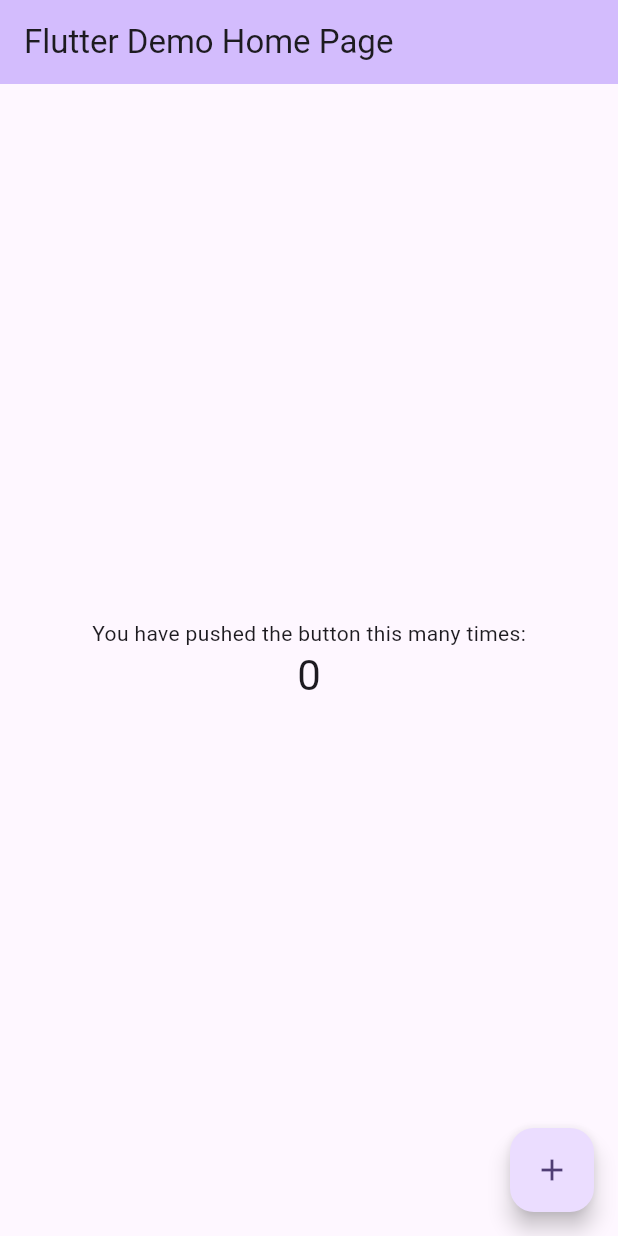
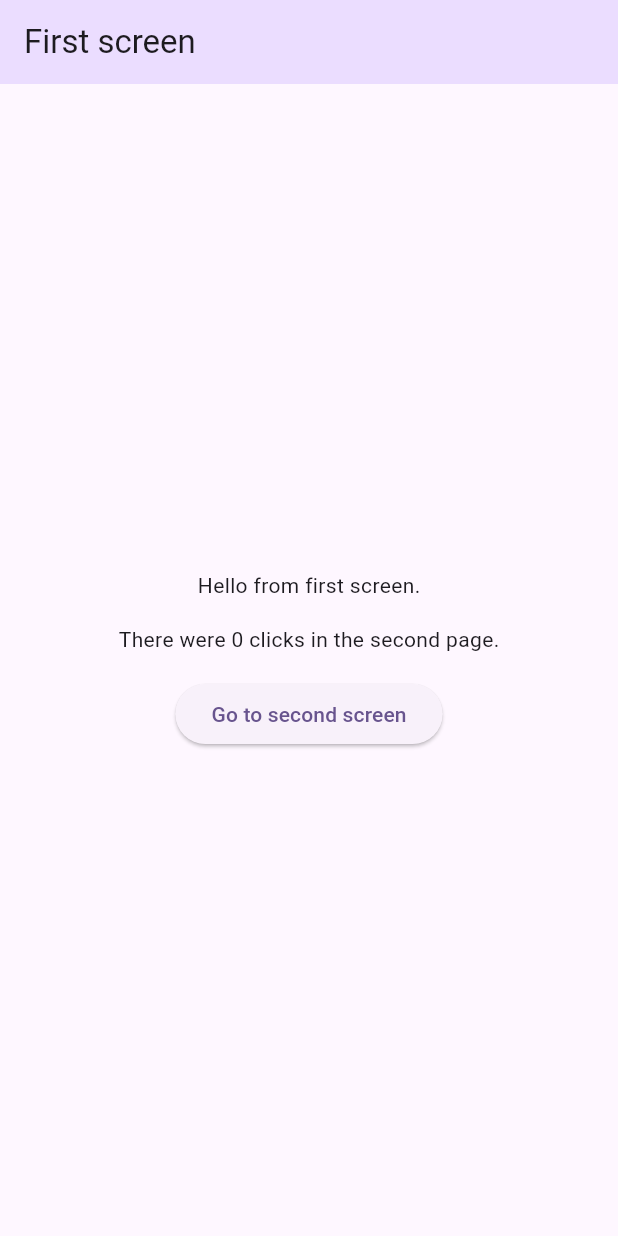
Before and after one commit to karen-asipuela-vinci/vinci-2, a Flutter app: the screen it shows after launch, on a phone screen of 412 x 824 dp. Run offline on Flutter 3.47's test engine with Material 3 defaults, Android fonts, the phone set to English and light mode, and no system bars; our stand-ins replace go_router.

Commit message:
navigation simple

```diff
--- /dev/null
+++ b/intro-mobile/tuto4/lib/first_screen.dart
@@ -0,0 +1,33 @@
+import 'package:flutter/material.dart';
+import 'package:go_router/go_router.dart';
+
+class FirstScreen extends StatelessWidget {
+  final int nbClicks;
+
+  const FirstScreen({super.key, this.nbClicks = 0});
+
+  @override
+  Widget build(BuildContext context) {
+    return Scaffold(
+      appBar: AppBar(
+        title: const Text("First screen"),
+        backgroundColor: Theme.of(context).colorScheme.primaryContainer,
+      ),
+      body: Center(
+        child: Column(
+          mainAxisSize: MainAxisSize.min,
+          children: [
+            const Text("Hello from first screen."),
+            const SizedBox(height: 16),
+            Text("There were $nbClicks clicks in the second page."),
+            const SizedBox(height: 16),
+            ElevatedButton(
+              onPressed: () => context.go("/secondscreen"), // Here we will go to the second screen
+              child: const Text("Go to second screen"),
+            ),
+          ],
+        ),
+      ),
+    );
+  }
+}
--- a/intro-mobile/tuto4/lib/main.dart
+++ b/intro-mobile/tuto4/lib/main.dart
@@ -1,4 +1,23 @@
 import 'package:flutter/material.dart';
+import 'package:go_router/go_router.dart';
+import 'second_screen.dart';
+import 'first_screen.dart';
+
+final GoRouter _router = GoRouter(
+  initialLocation: '/',
+  routes: [
+    GoRoute(
+      path: '/',
+      builder: (context, state) => const FirstScreen(),
+      routes: [
+        GoRoute(
+          path: 'secondscreen',
+          builder: (context, state) => const SecondScreen(),
+        ),
+      ],
+    ),
+  ],
+);
 
 void main() {
   runApp(const MyApp());
@@ -10,116 +29,13 @@ class MyApp extends StatelessWidget {
   // This widget is the root of your application.
   @override
   Widget build(BuildContext context) {
-    return MaterialApp(
+    return MaterialApp.router(
+      routerConfig: _router,
       title: 'Flutter Demo',
       theme: ThemeData(
-        // This is the theme of your application.
-        //
-        // TRY THIS: Try running your application with "flutter run". You'll see
-        // the application has a purple toolbar. Then, without quitting the app,
-        // try changing the seedColor in the colorScheme below to Colors.green
-        // and then invoke "hot reload" (save your changes or press the "hot
-        // reload" button in a Flutter-supported IDE, or press "r" if you used
-        // the command line to start the app).
-        //
-        // Notice that the counter didn't reset back to zero; the application
-        // state is not lost during the reload. To reset the state, use hot
-        // restart instead.
-        //
-        // This works for code too, not just values: Most code changes can be
-        // tested with just a hot reload.
         colorScheme: ColorScheme.fromSeed(seedColor: Colors.deepPurple),
         useMaterial3: true,
       ),
-      home: const MyHomePage(title: 'Flutter Demo Home Page'),
     );
   }
 }
-
-class MyHomePage extends StatefulWidget {
-  const MyHomePage({super.key, required this.title});
-
-  // This widget is the home page of your application. It is stateful, meaning
-  // that it has a State object (defined below) that contains fields that affect
-  // how it looks.
-
-  // This class is the configuration for the state. It holds the values (in this
-  // case the title) provided by the parent (in this case the App widget) and
-  // used by the build method of the State. Fields in a Widget subclass are
-  // always marked "final".
-
-  final String title;
-
-  @override
-  State<MyHomePage> createState() => _MyHomePageState();
-}
-
-class _MyHomePageState extends State<MyHomePage> {
-  int _counter = 0;
-
-  void _incrementCounter() {
-    setState(() {
-      // This call to setState tells the Flutter framework that something has
-      // changed in this State, which causes it to rerun the build method below
-      // so that the display can reflect the updated values. If we changed
-      // _counter without calling setState(), then the build method would not be
-      // called again, and so nothing would appear to happen.
-      _counter++;
-    });
-  }
-
-  @override
-  Widget build(BuildContext context) {
-    // This method is rerun every time setState is called, for instance as done
-    // by the _incrementCounter method above.
-    //
-    // The Flutter framework has been optimized to make rerunning build methods
-    // fast, so that you can just rebuild anything that needs updating rather
-    // than having to individually change instances of widgets.
-    return Scaffold(
-      appBar: AppBar(
-        // TRY THIS: Try changing the color here to a specific color (to
-        // Colors.amber, perhaps?) and trigger a hot reload to see the AppBar
-        // change color while the other colors stay the same.
-        backgroundColor: Theme.of(context).colorScheme.inversePrimary,
-        // Here we take the value from the MyHomePage object that was created by
-        // the App.build method, and use it to set our appbar title.
-        title: Text(widget.title),
-      ),
-      body: Center(
-        // Center is a layout widget. It takes a single child and positions it
-        // in the middle of the parent.
-        child: Column(
-          // Column is also a layout widget. It takes a list of children and
-          // arranges them vertically. By default, it sizes itself to fit its
-          // children horizontally, and tries to be as tall as its parent.
-          //
-          // Column has various properties to control how it sizes itself and
-          // how it positions its children. Here we use mainAxisAlignment to
-          // center the children vertically; the main axis here is the vertical
-          // axis because Columns are vertical (the cross axis would be
-          // horizontal).
-          //
-          // TRY THIS: Invoke "debug painting" (choose the "Toggle Debug Paint"
-          // action in the IDE, or press "p" in the console), to see the
-          // wireframe for each widget.
-          mainAxisAlignment: MainAxisAlignment.center,
-          children: <Widget>[
-            const Text(
-              'You have pushed the button this many times:',
-            ),
-            Text(
-              '$_counter',
-              style: Theme.of(context).textTheme.headlineMedium,
-            ),
-          ],
-        ),
-      ),
-      floatingActionButton: FloatingActionButton(
-        onPressed: _incrementCounter,
-        tooltip: 'Increment',
-        child: const Icon(Icons.add),
-      ), // This trailing comma makes auto-formatting nicer for build methods.
-    );
-  }
-}
```
Also changed, not shown: intro-mobile/tuto4/lib/second_screen.dart (added, +42 -0 lines), intro-mobile/tuto4/pubspec.lock.
